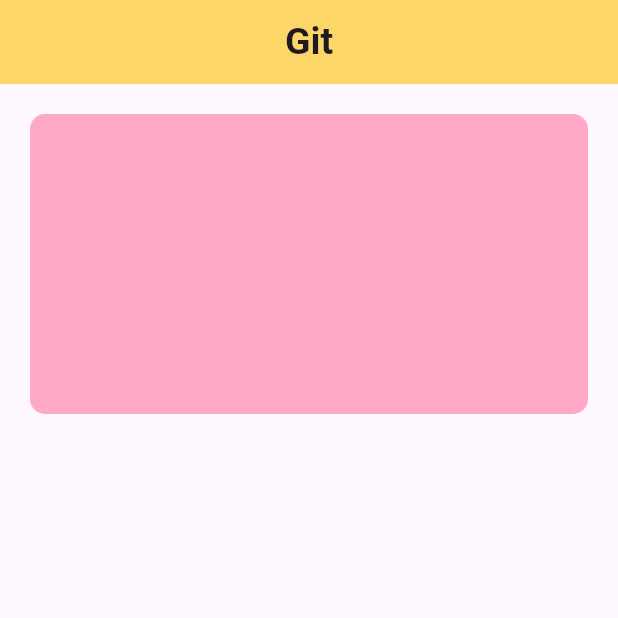
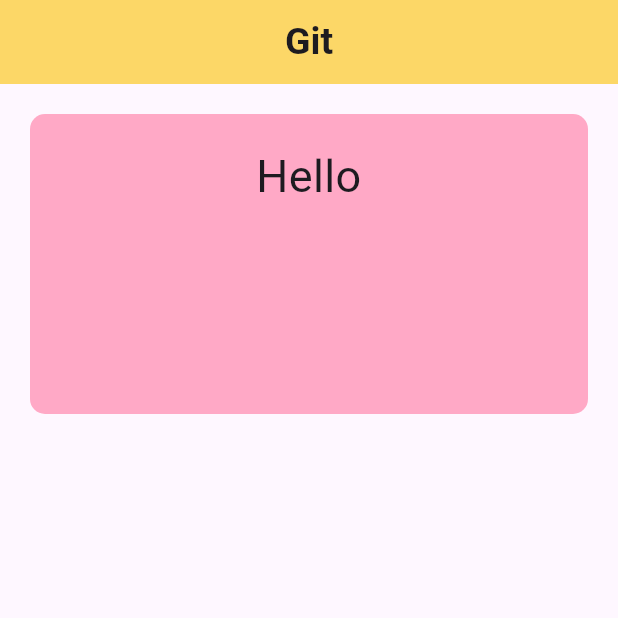
Before and after one commit to haadiyaa/gitsample, a Flutter app: the screen it shows after launch, on a phone screen of 412 x 824 dp, the top half of it. Run offline on Flutter 3.47's test engine with Material 3 defaults, Android fonts, the phone set to English and light mode, and no system bars.

Commit message:
added text

```diff
--- a/lib/main.dart
+++ b/lib/main.dart
@@ -34,15 +34,22 @@ class MyHomePage extends StatelessWidget {
       body: Column(
         children: [
           Padding(
-            padding: EdgeInsets.all(20),
+            padding: const EdgeInsets.all(20),
             child: Container(
+              padding: const EdgeInsets.all(20),
               width: double.infinity,
               height: 200,
-              decoration: BoxDecoration(
-                  borderRadius: BorderRadius.all(
-                    Radius.circular(10),
-                  ),
-                  color: Color.fromARGB(255, 255, 169, 198)),
+              decoration: const BoxDecoration(
+                borderRadius: BorderRadius.all(
+                  Radius.circular(10),
+                ),
+                color: Color.fromARGB(255, 255, 169, 198),
+              ),
+              child: const Text(
+                "Hello",
+                style: TextStyle(fontSize: 30),
+                textAlign: TextAlign.center,
+              ),
             ),
           ),
         ],
```
